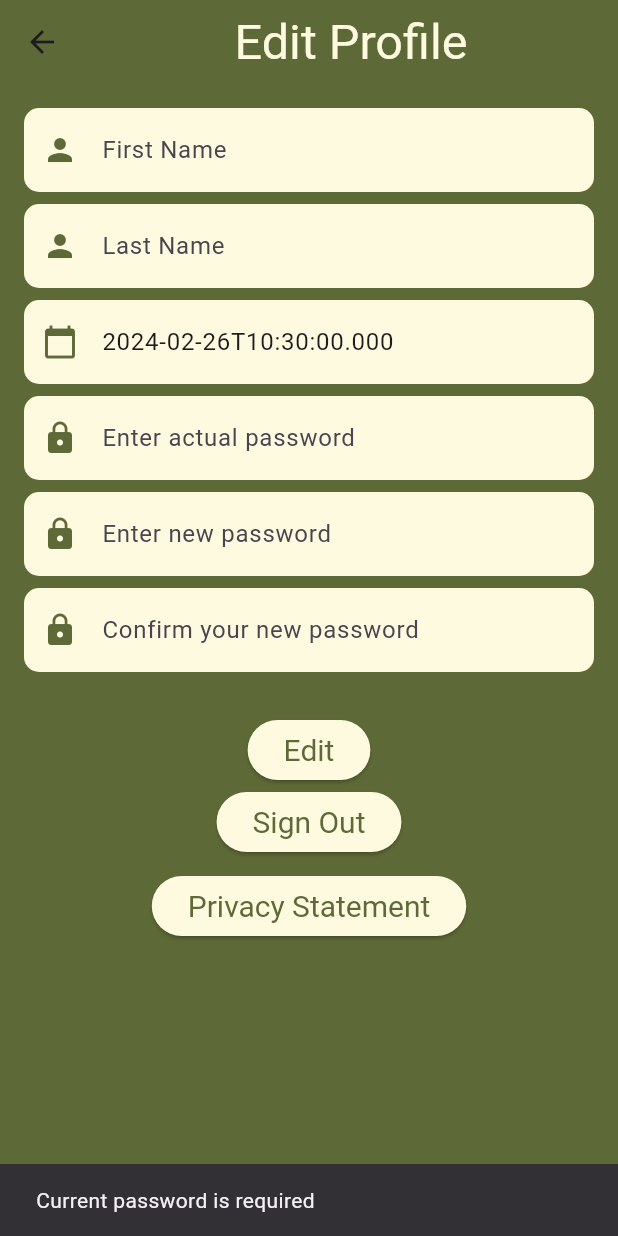
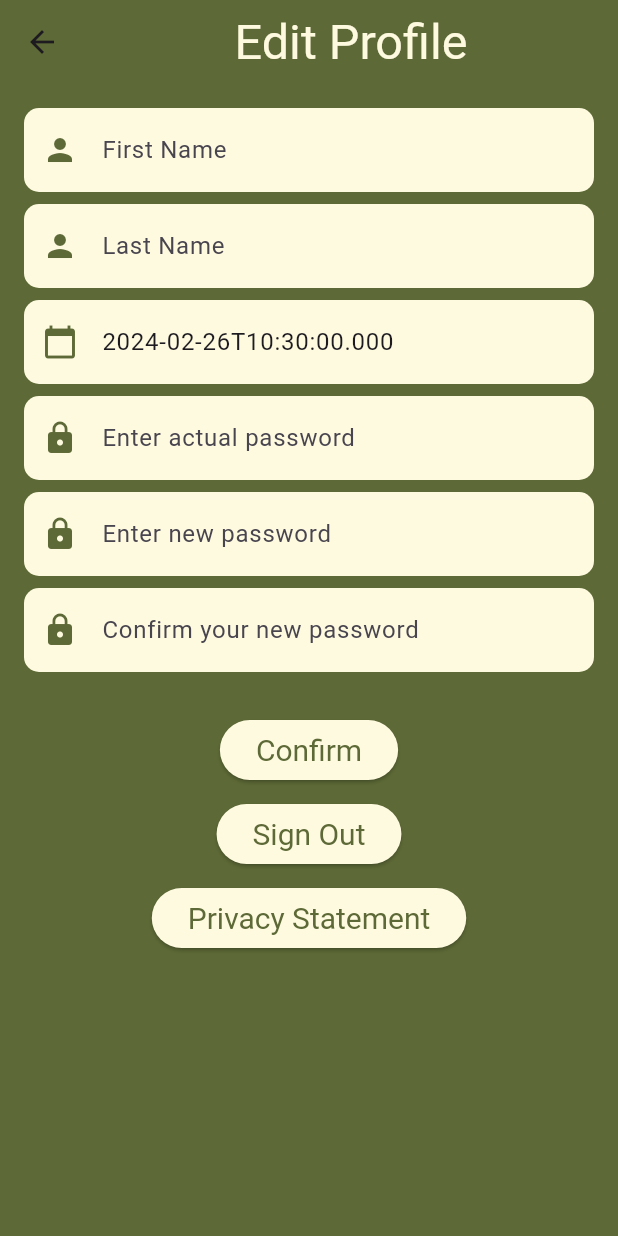
Before and after one commit to JustBen71/PlanetSort, a Flutter app: the EditProfilePage screen opened directly, after a tap on "Edit", on a phone screen of 412 x 824 dp. Run offline on Flutter 3.47's test engine with Material 3 defaults, Android fonts, the phone set to English and light mode, and no system bars; our stand-ins replace camera, cloud_firestore, convex_bottom_bar, firebase_auth, firebase_core, flutter_map and 4 more; accounts and stored records are empty; network calls fail; Roboto replaces fonts that are missing (RockNRoll).

Commit message:
Check edit profile before update, lock phone to portrait up and update field date & text

```diff
--- a/lib/component/planetsort_datefield.dart
+++ b/lib/component/planetsort_datefield.dart
@@ -11,12 +11,14 @@ class PlanetSortDateField extends StatefulWidget {
     required this.icon,
     required this.placeholder,
     this.validator,
+    this.disabled = true,
   });
 
   final TextEditingController controller;
   final IconData icon;
   final String placeholder;
   final String? Function(String?)? validator;
+  final bool disabled;
 
   @override
   State<PlanetSortDateField> createState() => _PlanetSortDateFieldState();
@@ -43,6 +45,9 @@ class _PlanetSortDateFieldState extends State<PlanetSortDateField> {
   Widget build(BuildContext context) {
     return TextFormField(
       controller: widget.controller,
+      style: widget.disabled ? TextStyle(
+        foreground: Paint()..maskFilter = const MaskFilter.blur(BlurStyle.normal, 6),
+      ) : const TextStyle(),
       decoration: InputDecoration(
         prefixIcon: Icon(widget.icon, color: green),
         hintText: widget.placeholder,
@@ -55,7 +60,9 @@ class _PlanetSortDateFieldState extends State<PlanetSortDateField> {
       ),
       readOnly: true,
       validator: widget.validator,
-      onTap: _pickDate,
+      onTap: widget.disabled ? () {
+
+      } : _pickDate,
     );
   }
 }
--- a/lib/component/planetsort_textfield.dart
+++ b/lib/component/planetsort_textfield.dart
@@ -10,7 +10,9 @@ class PlanetSortTextField extends StatelessWidget {
       this.validator,
       required this.obscureText,
       required this.placeholder,
-      this.onSaved});
+      this.onSaved,
+      this.disabled = false,
+      });
 
   final TextEditingController controller;
   final String placeholder;
@@ -18,6 +20,7 @@ class PlanetSortTextField extends StatelessWidget {
   final bool obscureText;
   final String? Function(String?)? validator;
   final FormFieldSetter<String>? onSaved;
+  final bool disabled;
 
   @override
   Widget build(BuildContext context) {
@@ -25,6 +28,10 @@ class PlanetSortTextField extends StatelessWidget {
       controller: controller,
       obscureText: obscureText,
       validator: validator,
+      readOnly: disabled,
+      style:  disabled ? TextStyle(
+        foreground: Paint()..maskFilter = const MaskFilter.blur(BlurStyle.normal, 6),
+      ) : const TextStyle(),
       decoration: InputDecoration(
         prefixIcon: Icon(icon, color: green),
         hintText: placeholder,
--- a/lib/main.dart
+++ b/lib/main.dart
@@ -2,6 +2,7 @@ import 'package:flutter/material.dart';
 
 import 'package:firebase_auth/firebase_auth.dart';
 import 'package:firebase_core/firebase_core.dart';
+import 'package:flutter/services.dart';
 
 import 'package:planetsort/locator.dart';
 import 'package:planetsort/pages/login_page.dart';
@@ -16,6 +17,9 @@ void main() async {
   Camera.initializeCamera();
   initLocator();
   User? user = FirebaseAuth.instance.currentUser;
+  SystemChrome.setPreferredOrientations([
+    DeviceOrientation.portraitUp,
+  ]);
   runApp(MyApp(user: user));
 }
 
--- a/lib/pages/edit_profile_page.dart
+++ b/lib/pages/edit_profile_page.dart
@@ -25,6 +25,8 @@ class _EditProfilePageState extends State<EditProfilePage> {
   late final TextEditingController _oldPasswordController = _controllers[3];
   late final TextEditingController _newPasswordController = _controllers[4];
   late final TextEditingController _confirmPasswordController = _controllers[5];
+  bool disabled = true;
+  String labelEdit = "Edit";
 
   @override
   void initState() {
@@ -144,6 +146,14 @@ class _EditProfilePageState extends State<EditProfilePage> {
     super.dispose();
   }
 
+  void _disableField()
+  {
+    setState(() {
+      disabled = false;
+      labelEdit = "Confirm";
+    });
+  }
+
   @override
   Widget build(BuildContext context) {
     return Scaffold(
@@ -165,6 +175,7 @@ class _EditProfilePageState extends State<EditProfilePage> {
                   icon: Icons.person,
                   placeholder: 'First Name',
                   obscureText: false,
+                  disabled: disabled,
                 )),
             Padding(
                 padding: const EdgeInsets.only(bottom: 8.0),
@@ -172,12 +183,14 @@ class _EditProfilePageState extends State<EditProfilePage> {
                     controller: _lastNameController,
                     icon: Icons.person,
                     obscureText: false,
+                    disabled: disabled,
                     placeholder: 'Last Name')),
             Padding(
                 padding: const EdgeInsets.only(bottom: 8.0),
                 child: PlanetSortDateField(
                     controller: _birthDateController,
                     icon: Icons.calendar_today,
+                    disabled: disabled,
                     placeholder: 'Birth Date')),
             Padding(
                 padding: const EdgeInsets.only(bottom: 8.0),
@@ -185,6 +198,7 @@ class _EditProfilePageState extends State<EditProfilePage> {
                     controller: _oldPasswordController,
                     icon: Icons.lock,
                     obscureText: true,
+                    disabled: disabled,
                     placeholder: 'Enter actual password')),
             Padding(
                 padding: const EdgeInsets.only(bottom: 8.0),
@@ -192,6 +206,7 @@ class _EditProfilePageState extends State<EditProfilePage> {
                   controller: _newPasswordController,
                   obscureText: true,
                   icon: Icons.lock,
+                  disabled: disabled,
                   placeholder: 'Enter new password',
                 )),
             Padding(
@@ -200,11 +215,15 @@ class _EditProfilePageState extends State<EditProfilePage> {
                     controller: _confirmPasswordController,
                     icon: Icons.lock,
                     obscureText: true,
+                    disabled: disabled,
                     placeholder: 'Confirm your new password')),
             const SizedBox(height: 20),
-            PlanetSortButton(
-              onPressed: _updateUserProfile,
-              label: 'Edit',
+            Padding(
+              padding: const EdgeInsets.only(bottom: 8.0),
+              child: PlanetSortButton(
+                onPressed: disabled ? _disableField : _updateUserProfile,
+                label: labelEdit,
+              ),
             ),
             Padding(
               padding: const EdgeInsets.only(bottom: 8.0),
--- a/lib/utils/constant.dart
+++ b/lib/utils/constant.dart
@@ -4,6 +4,7 @@ import 'package:flutter/widgets.dart';
 const Color green = Color(0xFF5D6936);
 const Color beige = Color(0xFFFEFAE0);
 const Color dark = Color(0xFF000000);
+const Color lightgrey = Color.fromARGB(178, 132, 132, 132);
 const double sizetitle = 44;
 const double sizetitle2 = 30;
 const double sizetitle3 = 22;
```
